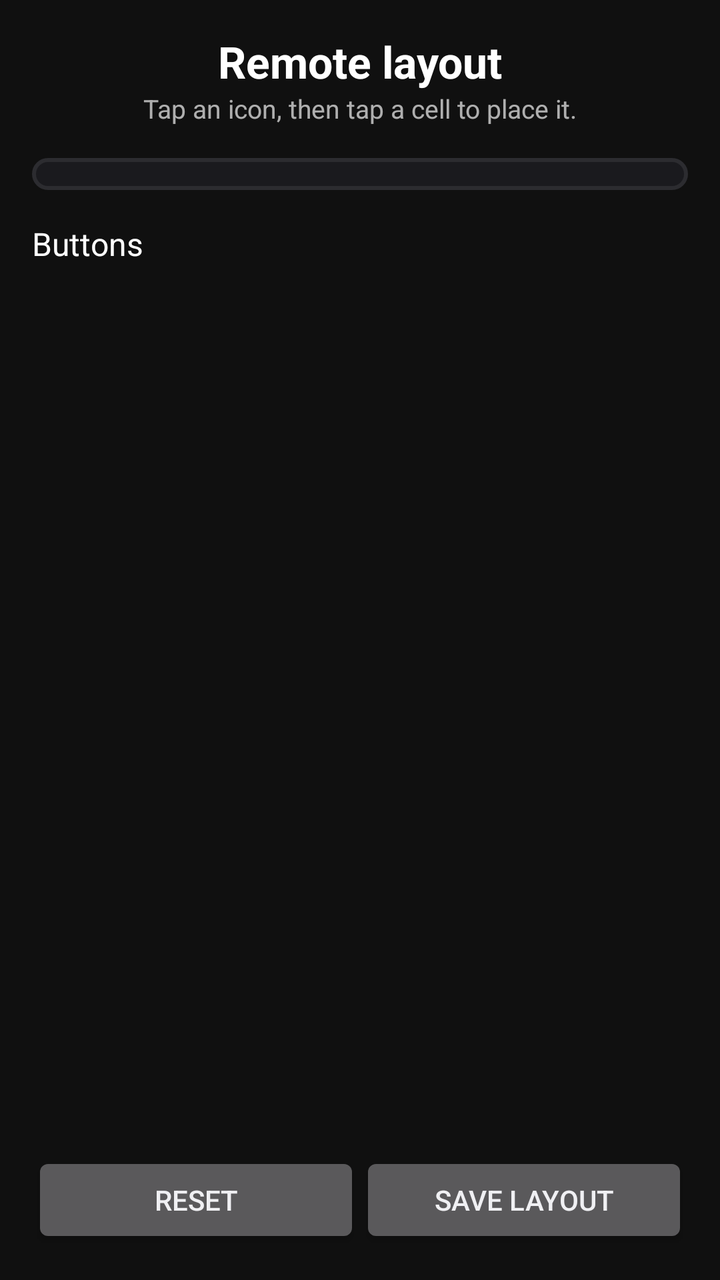
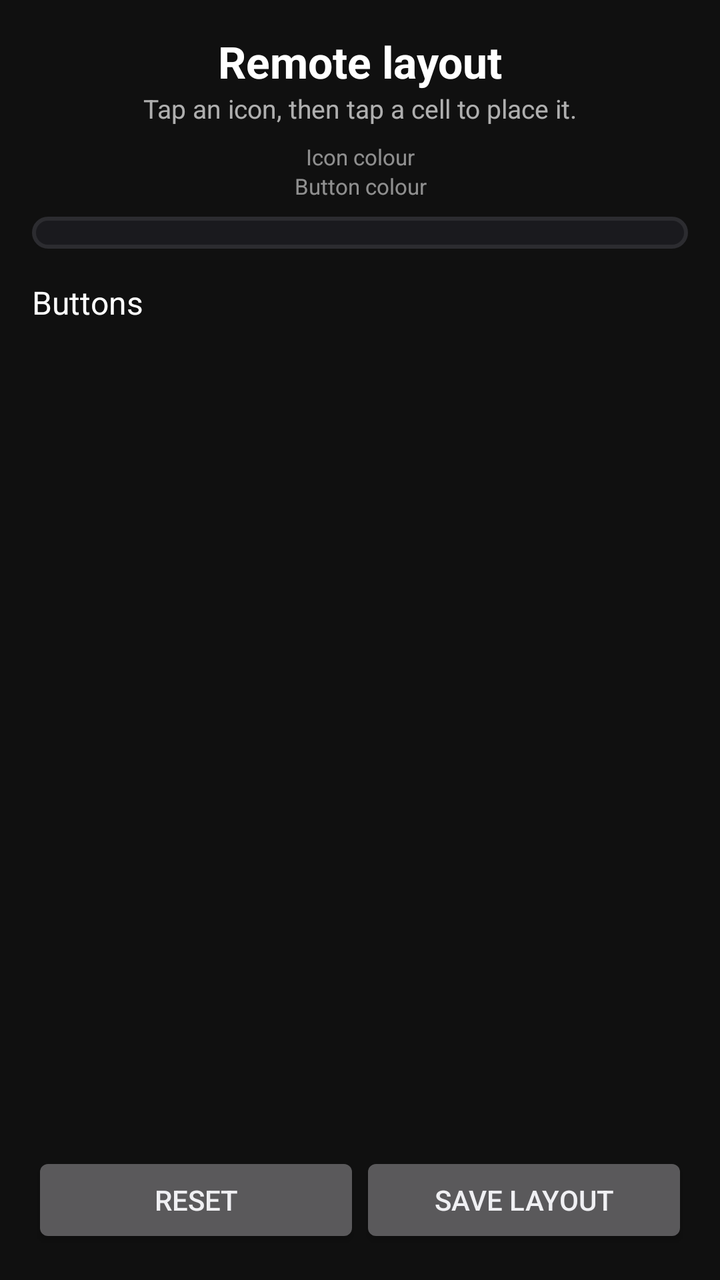

An Android layout rendered at two revisions. The XML below is the earlier revision; the diff shows what the commit changed to produce the second picture.
<!-- AndroidManifest.xml: activity theme android:Theme.DeviceDefault.NoActionBar -->
<!-- res/layout/activity_remote_layout.xml -->
<?xml version="1.0" encoding="utf-8"?>
<LinearLayout xmlns:android="http://schemas.android.com/apk/res/android"
    android:layout_width="match_parent"
    android:layout_height="match_parent"
    android:orientation="vertical"
    android:background="#101010"
    android:padding="16dp">

    <TextView
        android:layout_width="match_parent"
        android:layout_height="wrap_content"
        android:text="Remote layout"
        android:textColor="#FFFFFF"
        android:textSize="22sp"
        android:textStyle="bold"
        android:gravity="center" />

    <TextView
        android:id="@+id/layout_subtitle"
        android:layout_width="match_parent"
        android:layout_height="wrap_content"
        android:layout_marginBottom="8dp"
        android:text="Tap an icon, then tap a cell to place it."
        android:textColor="#AAFFFFFF"
        android:textSize="13sp"
        android:gravity="center" />

    
    <LinearLayout
        android:id="@+id/layout_colors"
        android:layout_width="wrap_content"
        android:layout_height="wrap_content"
        android:layout_gravity="center_horizontal"
        android:layout_marginBottom="8dp"
        android:orientation="horizontal" />

    
    <GridLayout
        android:id="@+id/layout_grid"
        android:layout_width="match_parent"
        android:layout_height="wrap_content"
        android:columnCount="4"
        android:background="@drawable/remote_widget_bg"
        android:padding="8dp" />

    <TextView
        android:layout_width="match_parent"
        android:layout_height="wrap_content"
        android:layout_marginTop="16dp"
        android:text="Buttons"
        android:textColor="#FFFFFF"
        android:textSize="16sp" />

    <ScrollView
        android:layout_width="match_parent"
        android:layout_height="0dp"
        android:layout_weight="1"
        android:layout_marginTop="8dp">

        <GridLayout
            android:id="@+id/layout_palette"
            android:layout_width="match_parent"
            android:layout_height="wrap_content"
            android:columnCount="5" />
    </ScrollView>

    <LinearLayout
        android:layout_width="match_parent"
        android:layout_height="wrap_content"
        android:layout_marginTop="12dp"
        android:orientation="horizontal">

        <Button
            android:id="@+id/btn_layout_reset"
            android:layout_width="0dp"
            android:layout_weight="1"
            android:layout_height="wrap_content"
            android:text="Reset" />

        <Button
            android:id="@+id/btn_layout_save"
            android:layout_width="0dp"
            android:layout_weight="1"
            android:layout_height="wrap_content"
            android:text="Save layout" />
    </LinearLayout>
</LinearLayout>
<!-- resources referenced by this layout -->
<resources>
  <!-- drawable remote_widget_bg (drawable) -->
  <?xml version="1.0" encoding="utf-8"?>
  <shape xmlns:android="http://schemas.android.com/apk/res/android"
      android:shape="rectangle">
      <solid android:color="#1A1A1E" />
      <corners android:radius="16dp" />
      <stroke android:width="2dp" android:color="#2C2C30" />
  </shape>
</resources>

<!-- the commit's change to res/layout/activity_remote_layout.xml (unified diff, before → after) -->
@@ -26,8 +26,32 @@
         android:gravity="center" />
 
     
+    <TextView
+        android:layout_width="match_parent"
+        android:layout_height="wrap_content"
+        android:text="Icon colour"
+        android:textColor="#88FFFFFF"
+        android:textSize="11sp"
+        android:gravity="center" />
+
     <LinearLayout
         android:id="@+id/layout_colors"
+        android:layout_width="wrap_content"
+        android:layout_height="wrap_content"
+        android:layout_gravity="center_horizontal"
+        android:orientation="horizontal" />
+
+    
+    <TextView
+        android:layout_width="match_parent"
+        android:layout_height="wrap_content"
+        android:text="Button colour"
+        android:textColor="#88FFFFFF"
+        android:textSize="11sp"
+        android:gravity="center" />
+
+    <LinearLayout
+        android:id="@+id/layout_button_colors"
         android:layout_width="wrap_content"
         android:layout_height="wrap_content"
         android:layout_gravity="center_horizontal"
